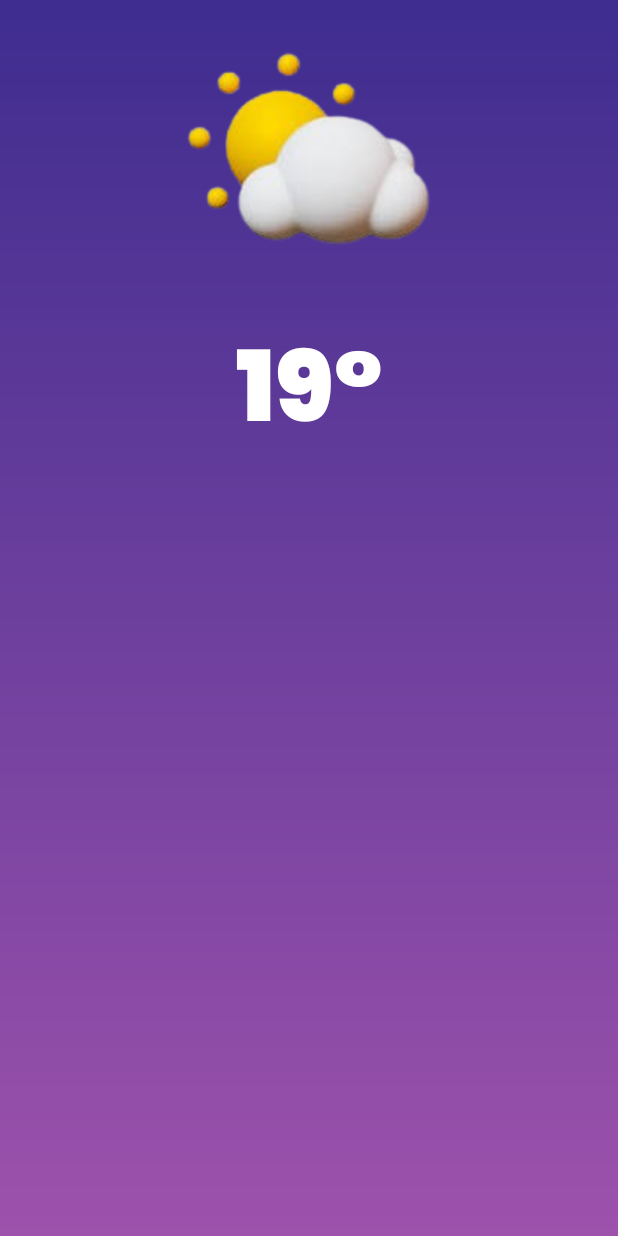
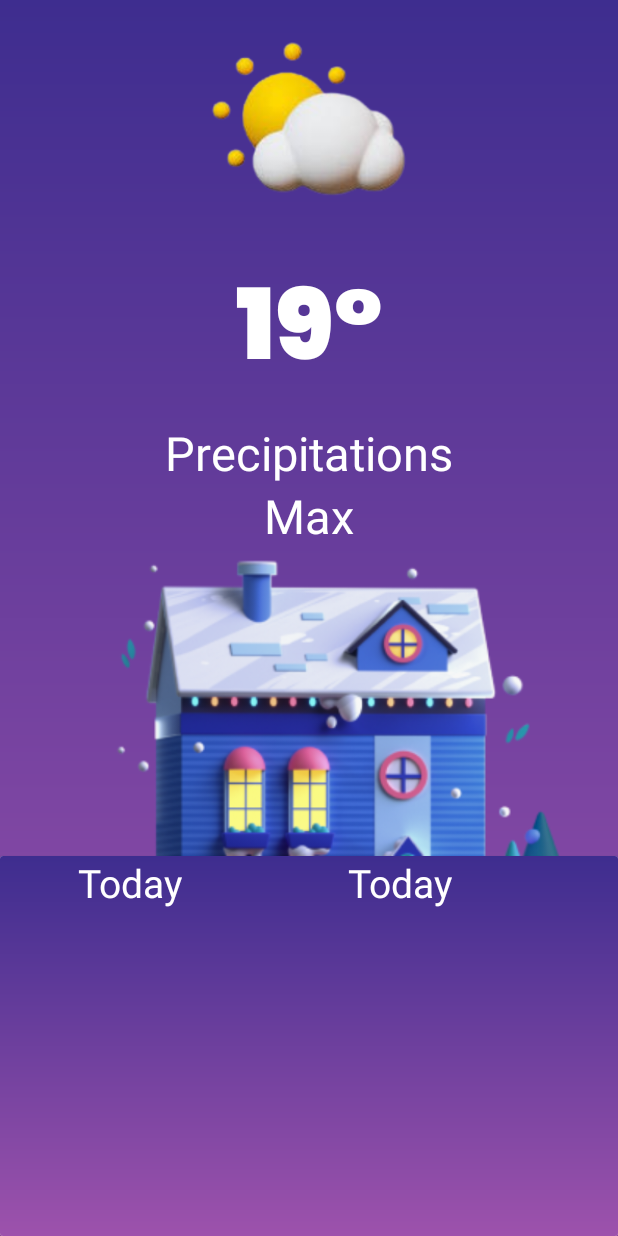
Before and after one commit to WaqasAhmed123/Weather-App-Xml-Based, an Android app: the HomeActivity screen opened directly, with no data from a screen before it, on a phone screen of 412 x 824 dp. Run offline under Robolectric (Android 15) with nearby library versions, the phone set to English and light mode, and no system bars; our stand-ins replace data binding, sdp/ssp sizes.

Commit message:
home card added

```diff
--- a/app/src/main/res/layout/activity_home.xml
+++ b/app/src/main/res/layout/activity_home.xml
@@ -10,8 +10,10 @@
     <androidx.constraintlayout.widget.ConstraintLayout
         android:layout_width="match_parent"
         android:layout_height="match_parent"
+        android:fitsSystemWindows="true"
         android:background="@drawable/drawable_gradient_background"
-        tools:context=".Presentation.home.view.HomeActivity">
+        tools:context=".Presentation.home.view.HomeActivity"
+        >
 
 
         <ImageView
@@ -20,26 +22,115 @@
             android:layout_height="0dp"
             android:src="@drawable/weather_icon"
             app:layout_constraintEnd_toEndOf="parent"
-            app:layout_constraintHeight_percent="0.25"
+            app:layout_constraintHeight_percent="0.2"
+            app:layout_constraintHorizontal_bias="0.0"
             app:layout_constraintStart_toStartOf="parent"
             app:layout_constraintTop_toTopOf="parent"
             app:layout_constraintWidth_percent="1" />
 
         <TextView
             android:id="@+id/tv_current_weather"
+            style="@style/titleLarge"
             android:layout_width="wrap_content"
             android:layout_height="wrap_content"
             android:text="19°"
-            style="@style/titleLarge"
             android:textColor="@color/white"
-            app:layout_constraintTop_toBottomOf="@+id/iv_weather"
+            app:layout_constraintEnd_toEndOf="parent"
             app:layout_constraintStart_toStartOf="parent"
-            app:layout_constraintEnd_toEndOf="parent"
-            >
+            app:layout_constraintTop_toBottomOf="@+id/iv_weather">
 
         </TextView>
 
+        <TextView
+            android:id="@+id/tv_precipitation"
+            style="@style/titleMedium"
+            android:layout_width="wrap_content"
+            android:layout_height="wrap_content"
+            android:text="@string/PRECEPITATIONS"
+            android:textColor="@color/white"
+            app:layout_constraintEnd_toEndOf="parent"
+            app:layout_constraintStart_toStartOf="parent"
+            app:layout_constraintTop_toBottomOf="@+id/tv_current_weather">
+
+        </TextView>
+
+        <TextView
+            android:id="@+id/tv_max_n_min"
+            style="@style/titleMedium"
+            android:layout_width="wrap_content"
+            android:layout_height="wrap_content"
+            android:text="@string/MAX"
+            android:textColor="@color/white"
+            app:layout_constraintEnd_toEndOf="parent"
+            app:layout_constraintStart_toStartOf="parent"
+            app:layout_constraintTop_toBottomOf="@+id/tv_precipitation">
+
+        </TextView>
+
+        <ImageView
+            android:id="@+id/iv_house"
+            android:layout_width="0dp"
+            android:layout_height="0dp"
+            android:src="@drawable/house"
+            app:layout_constraintEnd_toEndOf="parent"
+            app:layout_constraintHeight_percent="0.25"
+            app:layout_constraintStart_toStartOf="parent"
+            app:layout_constraintTop_toBottomOf="@+id/tv_max_n_min"
+            app:layout_constraintWidth_percent="1" />
+
+        <androidx.cardview.widget.CardView
+            android:id="@+id/cv_feels_like"
+            android:layout_width="match_parent"
+            android:layout_height="0dp"
+            app:layout_constraintTop_toBottomOf="@+id/iv_house"
+            app:layout_constraintBottom_toBottomOf="parent"
+            >
+
+            <LinearLayout
+                android:layout_width="match_parent"
+                android:layout_height="match_parent"
+                android:orientation="vertical"
+                android:background="@drawable/drawable_gradient_background"
+                android:padding="@dimen/_6sdp">
+
+            </LinearLayout>
+
+            <androidx.appcompat.widget.LinearLayoutCompat
+                android:id="@+id/ll_today"
+                android:layout_width="match_parent"
+                android:layout_height="match_parent"
+                android:paddingStart="@dimen/_40sdp">
+
+                <TextView
+                    android:id="@+id/tv_today"
+                    style="@style/titleSmall"
+                    android:layout_weight="1"
+                    android:layout_width="wrap_content"
+                    android:layout_height="wrap_content"
+                    android:text="@string/TODAY"
+                    android:textColor="@color/white"
+                    >
+
+                </TextView>
+
+                <TextView
+                    android:id="@+id/tv_today_date"
+                    style="@style/titleSmall"
+                    android:layout_weight="1"
+                    android:layout_width="wrap_content"
+                    android:layout_height="wrap_content"
+                    android:text="@string/TODAY"
+                    android:textColor="@color/white">
+
+                </TextView>
+
+            </androidx.appcompat.widget.LinearLayoutCompat>
+
+        </androidx.cardview.widget.CardView>
 
 
     </androidx.constraintlayout.widget.ConstraintLayout>
+
+
+
 </layout>
--- a/app/src/main/res/values/strings.xml
+++ b/app/src/main/res/values/strings.xml
@@ -5,4 +5,9 @@
     <string name="GET_START">Get Start</string>
     <string name="WEATHER">Weather</string>
     <string name="FORECASTS">ForeCasts</string>
+    <string name="PRECEPITATIONS">Precipitations</string>
+    <string name="MAX">Max</string>
+    <string name="MIN">Min</string>
+    <string name="TODAY">Today</string>
+    <string name="FEELS_LIKE">Feels Like</string>
 </resources>
--- a/app/src/main/res/values/themes.xml
+++ b/app/src/main/res/values/themes.xml
@@ -2,12 +2,19 @@
 <resources>
 
     <style name="Theme.Weather_XML" parent="Theme.AppCompat.Light.NoActionBar">
+        <item name="android:windowTranslucentNavigation">true</item>
+        <item name="android:windowTranslucentStatus">true</item>
         <item name="colorPrimary">@color/colorPrimary</item>
         <item name="colorPrimaryDark">@color/colorPrimaryDark</item>
         <item name="colorAccent">@color/colorAccent</item>
 
     </style>
 
+    <style name="CardView." parent="CardView">
+        <item name="android:foreground">@drawable/drawable_gradient_background</item>
+    </style>
+
+<!--textstyles-->
     <style name="titleLarge">
         <item name="android:textSize">@dimen/_50ssp</item>
         <item name="fontFamily">@font/poppins_black</item>
@@ -15,7 +22,12 @@
 
     <style name="titleMedium">
         <item name="android:textSize">@dimen/_24ssp</item>
-        <item name="fontFamily">@font/poppins_black</item>
+<!--        <item name="fontFamily">@font/poppins_black</item>-->
+    </style>
+
+    <style name="titleSmall">
+        <item name="android:textSize">@dimen/_20ssp</item>
+<!--        <item name="fontFamily">@font/poppins_black</item>-->
     </style>
 
 </resources>
```
Also changed, not shown: app/src/main/res/font/poppins_sb.ttf (added).
